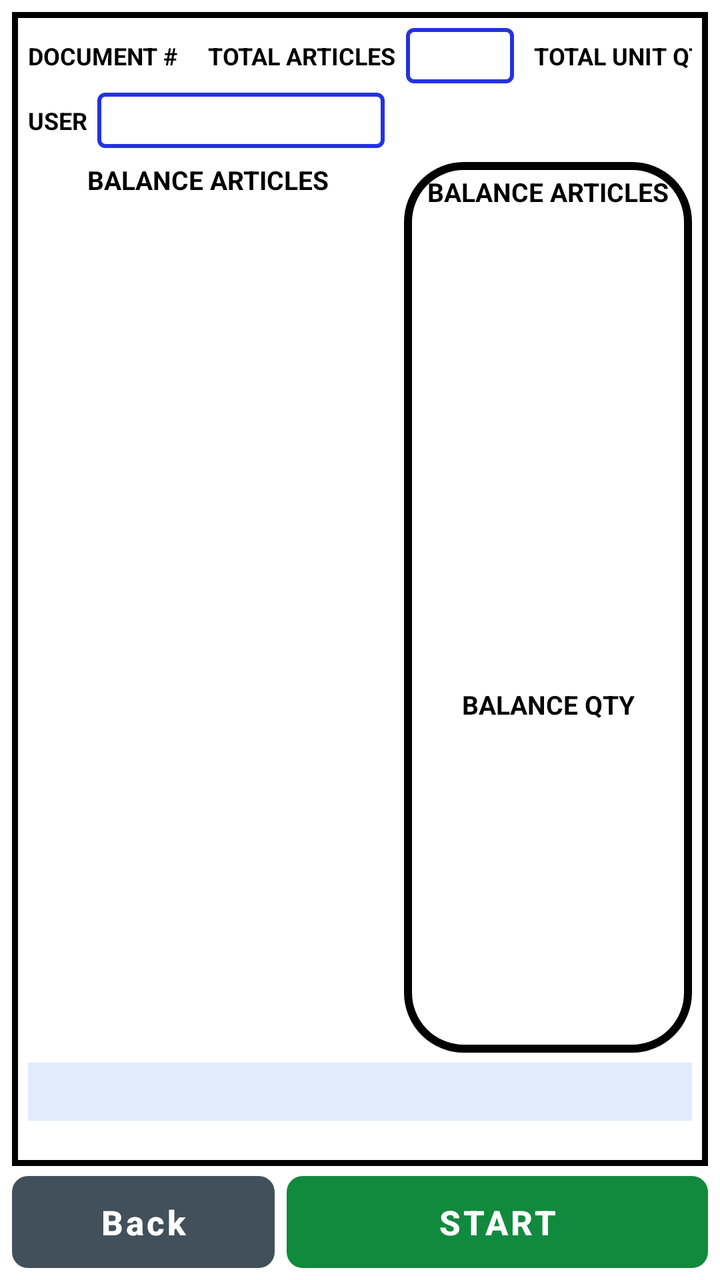
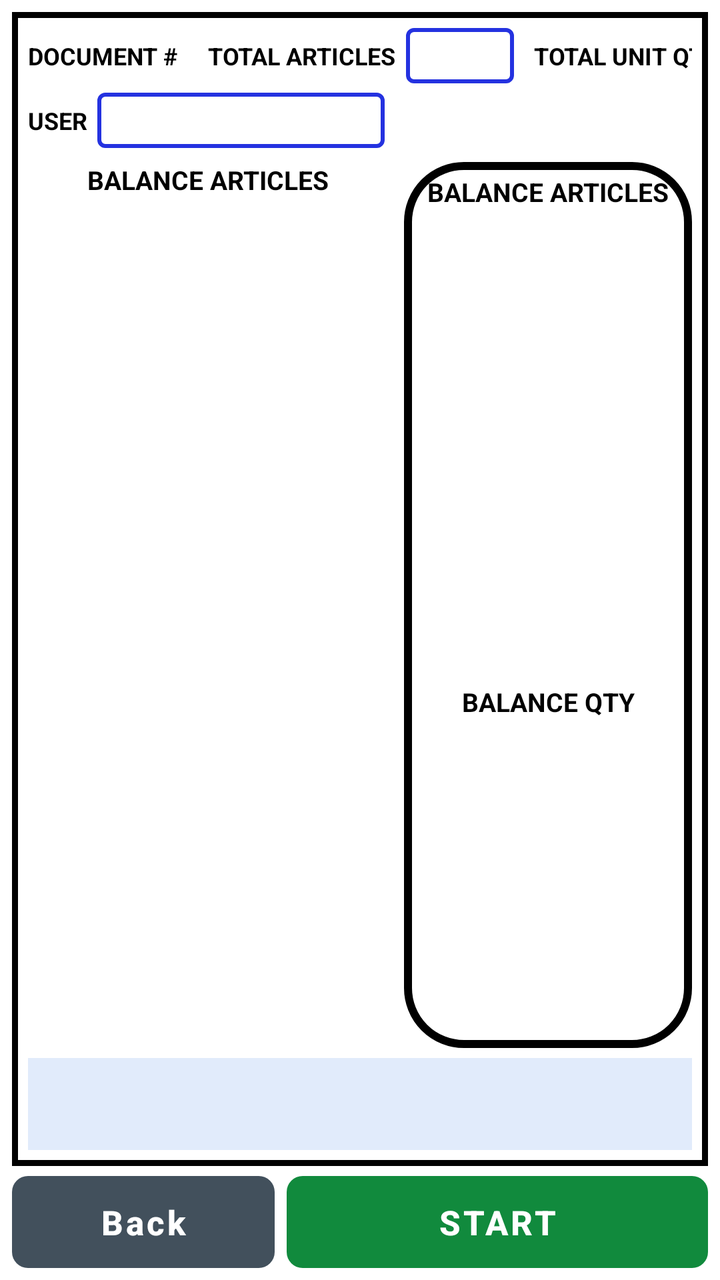

The first picture is an Android layout as it rendered before a commit; the second is the same layout after the commit. The layout source and the unified diff follow.
<!-- AndroidManifest.xml: application theme Theme.DenimRolls -->
<!-- res/layout/activity_scan.xml -->
<?xml version="1.0" encoding="utf-8"?>
<FrameLayout xmlns:android="http://schemas.android.com/apk/res/android"
    xmlns:app="http://schemas.android.com/apk/res-auto"
    android:layout_width="match_parent"
    android:layout_height="match_parent"
    android:background="@color/page">

    <LinearLayout
        android:layout_width="match_parent"
        android:layout_height="match_parent"
        android:orientation="vertical"
        android:padding="6dp">

        
        <LinearLayout
            android:layout_width="match_parent"
            android:layout_height="0dp"
            android:layout_weight="1"
            android:orientation="vertical"
            android:background="@drawable/bg_sheet"
            android:padding="8dp">

            
            <LinearLayout
                android:layout_width="match_parent"
                android:layout_height="wrap_content"
                android:orientation="horizontal"
                android:gravity="center_vertical">

                <TextView
                    android:layout_width="wrap_content"
                    android:layout_height="wrap_content"
                    android:text="@string/sheet_document"
                    style="@style/Sheet.Label" />

                <TextView
                    android:id="@+id/document_number"
                    android:layout_width="0dp"
                    android:layout_height="wrap_content"
                    android:layout_weight="1"
                    android:layout_marginStart="5dp"
                    android:layout_marginEnd="10dp"
                    style="@style/Sheet.Value" />

                <TextView
                    android:layout_width="wrap_content"
                    android:layout_height="wrap_content"
                    android:text="@string/sheet_total_articles"
                    style="@style/Sheet.Label" />

                <TextView
                    android:id="@+id/total_articles"
                    android:layout_width="wrap_content"
                    android:layout_height="wrap_content"
                    android:layout_marginStart="5dp"
                    android:layout_marginEnd="10dp"
                    style="@style/Sheet.Value" />

                <TextView
                    android:layout_width="wrap_content"
                    android:layout_height="wrap_content"
                    android:text="@string/sheet_total_qty"
                    style="@style/Sheet.Label" />

                <TextView
                    android:id="@+id/total_quantity"
                    android:layout_width="wrap_content"
                    android:layout_height="wrap_content"
                    android:layout_marginStart="5dp"
                    style="@style/Sheet.Value" />
            </LinearLayout>

            
            <LinearLayout
                android:layout_width="match_parent"
                android:layout_height="wrap_content"
                android:orientation="horizontal"
                android:gravity="center_vertical"
                android:layout_marginTop="4dp">

                <TextView
                    android:layout_width="wrap_content"
                    android:layout_height="wrap_content"
                    android:text="@string/sheet_user"
                    style="@style/Sheet.Label" />

                <TextView
                    android:id="@+id/user_name"
                    android:layout_width="0dp"
                    android:layout_height="wrap_content"
                    android:layout_weight="1"
                    android:layout_marginStart="5dp"
                    android:layout_marginEnd="10dp"
                    android:gravity="start"
                    style="@style/Sheet.Value" />

                <TextView
                    android:id="@+id/movement"
                    android:layout_width="0dp"
                    android:layout_height="wrap_content"
                    android:layout_weight="1"
                    android:textSize="22sp"
                    android:textStyle="bold"
                    android:letterSpacing="0.04"
                    android:textColor="@color/figure"
                    android:gravity="center"
                    android:maxLines="1" />
            </LinearLayout>

            
            <LinearLayout
                android:layout_width="match_parent"
                android:layout_height="0dp"
                android:layout_weight="1"
                android:orientation="horizontal"
                android:layout_marginTop="6dp"
                android:baselineAligned="false">

                <LinearLayout
                    android:layout_width="0dp"
                    android:layout_height="match_parent"
                    android:layout_weight="1.25"
                    android:orientation="vertical">

                    <TextView
                        android:layout_width="match_parent"
                        android:layout_height="wrap_content"
                        android:text="@string/sheet_balance_articles"
                        style="@style/Sheet.Heading" />

                    <androidx.recyclerview.widget.RecyclerView
                        android:id="@+id/rolls"
                        android:layout_width="match_parent"
                        android:layout_height="0dp"
                        android:layout_weight="1"
                        android:layout_marginTop="3dp"
                        android:scrollbars="vertical"
                        android:clipToPadding="false" />
                </LinearLayout>

                <LinearLayout
                    android:layout_width="0dp"
                    android:layout_height="match_parent"
                    android:layout_weight="1"
                    android:orientation="vertical"
                    android:layout_marginStart="8dp"
                    android:background="@drawable/bg_totals"
                    android:padding="6dp">

                    <TextView
                        android:layout_width="match_parent"
                        android:layout_height="wrap_content"
                        android:text="@string/sheet_balance_articles"
                        style="@style/Sheet.Heading" />

                    <TextView
                        android:id="@+id/balance_articles"
                        android:layout_width="match_parent"
                        android:layout_height="0dp"
                        android:layout_weight="1.5"
                        android:textColor="@color/figure"
                        android:textStyle="bold"
                        android:gravity="center"
                        android:includeFontPadding="false"
                        android:maxLines="1"
                        android:autoSizeTextType="uniform"
                        android:autoSizeMinTextSize="28sp"
                        android:autoSizeMaxTextSize="96sp"
                        android:autoSizeStepGranularity="1sp" />

                    <TextView
                        android:layout_width="match_parent"
                        android:layout_height="wrap_content"
                        android:text="@string/sheet_balance_qty"
                        style="@style/Sheet.Heading" />

                    <TextView
                        android:id="@+id/balance_quantity"
                        android:layout_width="match_parent"
                        android:layout_height="0dp"
                        android:layout_weight="1"
                        android:textColor="@color/figure"
                        android:textStyle="bold"
                        android:gravity="center"
                        android:includeFontPadding="false"
                        android:maxLines="1"
                        android:autoSizeTextType="uniform"
                        android:autoSizeMinTextSize="20sp"
                        android:autoSizeMaxTextSize="52sp"
                        android:autoSizeStepGranularity="1sp" />
                </LinearLayout>
            </LinearLayout>

            
            <TextView
                android:id="@+id/status_text"
                android:layout_width="match_parent"
                android:layout_height="wrap_content"
                android:layout_marginTop="5dp"
                android:paddingHorizontal="8dp"
                android:paddingVertical="5dp"
                android:textSize="14sp"
                android:textStyle="bold"
                android:gravity="center"
                android:maxLines="1"
                android:ellipsize="end"
                android:background="@color/info_soft"
                android:textColor="@color/info" />

            <TextView
                android:id="@+id/last_epc"
                android:layout_width="match_parent"
                android:layout_height="wrap_content"
                android:textSize="11sp"
                android:gravity="center"
                android:textColor="@color/ink_muted"
                android:maxLines="1"
                android:ellipsize="middle" />
        </LinearLayout>

        
        <LinearLayout
            android:layout_width="match_parent"
            android:layout_height="wrap_content"
            android:orientation="horizontal"
            android:layout_marginTop="5dp">

            <com.google.android.material.button.MaterialButton
                android:id="@+id/back"
                style="@style/Sheet.Button"
                android:layout_width="0dp"
                android:layout_height="46dp"
                android:layout_weight="1"
                android:text="@string/back"
                app:backgroundTint="@color/button_back" />

            <com.google.android.material.button.MaterialButton
                android:id="@+id/start"
                style="@style/Sheet.Button"
                android:layout_width="0dp"
                android:layout_height="46dp"
                android:layout_weight="1.6"
                android:layout_marginStart="6dp"
                android:text="@string/start"
                app:backgroundTint="@color/button_start" />

            <com.google.android.material.button.MaterialButton
                android:id="@+id/stop"
                style="@style/Sheet.Button"
                android:layout_width="0dp"
                android:layout_height="46dp"
                android:layout_weight="1.6"
                android:layout_marginStart="6dp"
                android:text="@string/stop"
                android:visibility="gone"
                app:backgroundTint="@color/button_stop" />
        </LinearLayout>
    </LinearLayout>

    
    <LinearLayout
        android:id="@+id/alarm_panel"
        android:layout_width="360dp"
        android:layout_height="wrap_content"
        android:layout_gravity="bottom|end"
        android:layout_marginEnd="14dp"
        android:layout_marginBottom="60dp"
        android:orientation="vertical"
        android:background="@drawable/bg_alarm_card"
        android:elevation="12dp"
        android:padding="12dp"
        android:visibility="gone">

        <TextView
            android:id="@+id/alarm_title"
            android:layout_width="match_parent"
            android:layout_height="wrap_content"
            android:textSize="24sp"
            android:textStyle="bold"
            android:letterSpacing="0.06"
            android:textColor="#FFFFFF"
            android:maxLines="1" />

        <TextView
            android:id="@+id/alarm_body"
            android:layout_width="match_parent"
            android:layout_height="wrap_content"
            android:layout_marginTop="2dp"
            android:textSize="13sp"
            android:textColor="#FFFFFF"
            android:maxLines="3"
            android:ellipsize="end" />
    </LinearLayout>
</FrameLayout>
<!-- resources referenced by this layout -->
<resources>
  <color name="button_back">#42505C</color>
  <color name="button_start">#118A3D</color>
  <color name="button_stop">#D50000</color>
  <color name="figure">#E10600</color>
  <color name="info">#1352C4</color>
  <color name="info_soft">#E1EBFB</color>
  <color name="ink_muted">#5A6773</color>
  <color name="page">#FFFFFF</color>
  <!-- drawable bg_alarm_card (drawable) -->
  <?xml version="1.0" encoding="utf-8"?>
  <shape xmlns:android="http://schemas.android.com/apk/res/android">
      <solid android:color="@color/alarm" />
      <corners android:radius="10dp" />
      <stroke android:width="2dp" android:color="#FFFFFF" />
  </shape>
  <!-- drawable bg_sheet (drawable) -->
  <?xml version="1.0" encoding="utf-8"?>
  <shape xmlns:android="http://schemas.android.com/apk/res/android">
      <solid android:color="#FFFFFF" />
      <stroke android:width="3dp" android:color="@color/line" />
  </shape>
  <!-- drawable bg_totals (drawable) -->
  <?xml version="1.0" encoding="utf-8"?>
  <shape xmlns:android="http://schemas.android.com/apk/res/android">
      <solid android:color="#FFFFFF" />
      <stroke android:width="4dp" android:color="@color/line" />
      <corners android:radius="28dp" />
  </shape>
  <string name="back">Back</string>
  <string name="sheet_balance_articles">BALANCE ARTICLES</string>
  <string name="sheet_balance_qty">BALANCE QTY</string>
  <string name="sheet_document">DOCUMENT #</string>
  <string name="sheet_total_articles">TOTAL ARTICLES</string>
  <string name="sheet_total_qty">TOTAL UNIT QTY</string>
  <string name="sheet_user">USER</string>
  <string name="start">START</string>
  <string name="stop">STOP</string>
  <style name="Sheet.Button" parent="Widget.Material3.Button">
          <item name="android:textSize">17sp</item>
          <item name="android:textStyle">bold</item>
          <item name="android:letterSpacing">0.08</item>
          <item name="android:textColor">#FFFFFF</item>
          <item name="cornerRadius">8dp</item>
          <item name="android:minHeight">44dp</item>
          <item name="android:insetTop">0dp</item>
          <item name="android:insetBottom">0dp</item>
      </style>
  <style name="Sheet.Heading" parent="">
          <item name="android:textSize">13sp</item>
          <item name="android:textStyle">bold</item>
          <item name="android:textColor">@color/ink</item>
          <item name="android:textAllCaps">true</item>
          <item name="android:gravity">center</item>
      </style>
  <style name="Sheet.Label" parent="">
          <item name="android:textSize">12sp</item>
          <item name="android:textStyle">bold</item>
          <item name="android:textColor">@color/ink</item>
          <item name="android:textAllCaps">true</item>
      </style>
  <style name="Sheet.Value" parent="">
          <item name="android:textSize">16sp</item>
          <item name="android:textStyle">bold</item>
          <item name="android:textColor">@color/ink</item>
          <item name="android:background">@drawable/bg_field</item>
          <item name="android:paddingHorizontal">7dp</item>
          <item name="android:paddingVertical">3dp</item>
          <item name="android:gravity">center</item>
          <item name="android:minWidth">54dp</item>
          <item name="android:maxLines">1</item>
      </style>
  <color name="alarm">#D50000</color>
  <color name="line">#000000</color>
  <color name="ink">#000000</color>
  <!-- drawable bg_field (drawable) -->
  <?xml version="1.0" encoding="utf-8"?>
  <shape xmlns:android="http://schemas.android.com/apk/res/android">
      <solid android:color="#FFFFFF" />
      <stroke android:width="2dp" android:color="@color/field_border" />
      <corners android:radius="3dp" />
  </shape>
  <color name="brand">#F07800</color>
  <color name="brand_soft">#FFF1E2</color>
  <color name="brand_dark">#C25E00</color>
  <color name="surface">#FFFFFF</color>
  <color name="line_soft">#B9C4CE</color>
  <color name="field_border">#2432E0</color>
</resources>

<!-- the commit's change to res/layout/activity_scan.xml (unified diff, before → after) -->
@@ -192,30 +192,39 @@
             </LinearLayout>
 
             
-            <TextView
-                android:id="@+id/status_text"
+            <LinearLayout
+                android:id="@+id/status_panel"
                 android:layout_width="match_parent"
                 android:layout_height="wrap_content"
+                android:orientation="vertical"
                 android:layout_marginTop="5dp"
                 android:paddingHorizontal="8dp"
-                android:paddingVertical="5dp"
-                android:textSize="14sp"
-                android:textStyle="bold"
-                android:gravity="center"
-                android:maxLines="1"
-                android:ellipsize="end"
-                android:background="@color/info_soft"
-                android:textColor="@color/info" />
-
-            <TextView
-                android:id="@+id/last_epc"
-                android:layout_width="match_parent"
-                android:layout_height="wrap_content"
-                android:textSize="11sp"
-                android:gravity="center"
-                android:textColor="@color/ink_muted"
-                android:maxLines="1"
-                android:ellipsize="middle" />
+                android:paddingVertical="4dp"
+                android:background="@color/info_soft">
+
+                <TextView
+                    android:id="@+id/status_text"
+                    android:layout_width="match_parent"
+                    android:layout_height="wrap_content"
+                    android:textSize="15sp"
+                    android:textStyle="bold"
+                    android:gravity="center"
+                    android:maxLines="2"
+                    android:ellipsize="end"
+                    android:textColor="@color/info" />
+
+                <TextView
+                    android:id="@+id/last_epc"
+                    android:layout_width="match_parent"
+                    android:layout_height="wrap_content"
+                    android:textSize="13sp"
+                    android:fontFamily="monospace"
+                    android:textStyle="bold"
+                    android:gravity="center"
+                    android:textColor="@color/ink"
+                    android:maxLines="1"
+                    android:ellipsize="middle" />
+            </LinearLayout>
         </LinearLayout>
 
         
@@ -257,38 +266,4 @@
         </LinearLayout>
     </LinearLayout>
 
-    
-    <LinearLayout
-        android:id="@+id/alarm_panel"
-        android:layout_width="360dp"
-        android:layout_height="wrap_content"
-        android:layout_gravity="bottom|end"
-        android:layout_marginEnd="14dp"
-        android:layout_marginBottom="60dp"
-        android:orientation="vertical"
-        android:background="@drawable/bg_alarm_card"
-        android:elevation="12dp"
-        android:padding="12dp"
-        android:visibility="gone">
-
-        <TextView
-            android:id="@+id/alarm_title"
-            android:layout_width="match_parent"
-            android:layout_height="wrap_content"
-            android:textSize="24sp"
-            android:textStyle="bold"
-            android:letterSpacing="0.06"
-            android:textColor="#FFFFFF"
-            android:maxLines="1" />
-
-        <TextView
-            android:id="@+id/alarm_body"
-            android:layout_width="match_parent"
-            android:layout_height="wrap_content"
-            android:layout_marginTop="2dp"
-            android:textSize="13sp"
-            android:textColor="#FFFFFF"
-            android:maxLines="3"
-            android:ellipsize="end" />
-    </LinearLayout>
 </FrameLayout>
<!-- resource entries referenced after the edit -->
@@ -6,15 +6,8 @@
   <color name="figure">#E10600</color>
   <color name="info">#1352C4</color>
   <color name="info_soft">#E1EBFB</color>
-  <color name="ink_muted">#5A6773</color>
+  <color name="ink">#000000</color>
   <color name="page">#FFFFFF</color>
-  <!-- drawable bg_alarm_card (drawable) -->
-  <?xml version="1.0" encoding="utf-8"?>
-  <shape xmlns:android="http://schemas.android.com/apk/res/android">
-      <solid android:color="@color/alarm" />
-      <corners android:radius="10dp" />
-      <stroke android:width="2dp" android:color="#FFFFFF" />
-  </shape>
   <!-- drawable bg_sheet (drawable) -->
   <?xml version="1.0" encoding="utf-8"?>
   <shape xmlns:android="http://schemas.android.com/apk/res/android">
@@ -71,9 +64,7 @@
           <item name="android:minWidth">54dp</item>
           <item name="android:maxLines">1</item>
       </style>
-  <color name="alarm">#D50000</color>
   <color name="line">#000000</color>
-  <color name="ink">#000000</color>
   <!-- drawable bg_field (drawable) -->
   <?xml version="1.0" encoding="utf-8"?>
   <shape xmlns:android="http://schemas.android.com/apk/res/android">
@@ -84,6 +75,7 @@
   <color name="brand">#F07800</color>
   <color name="brand_soft">#FFF1E2</color>
   <color name="brand_dark">#C25E00</color>
+  <color name="alarm">#D50000</color>
   <color name="surface">#FFFFFF</color>
   <color name="line_soft">#B9C4CE</color>
   <color name="field_border">#2432E0</color>
